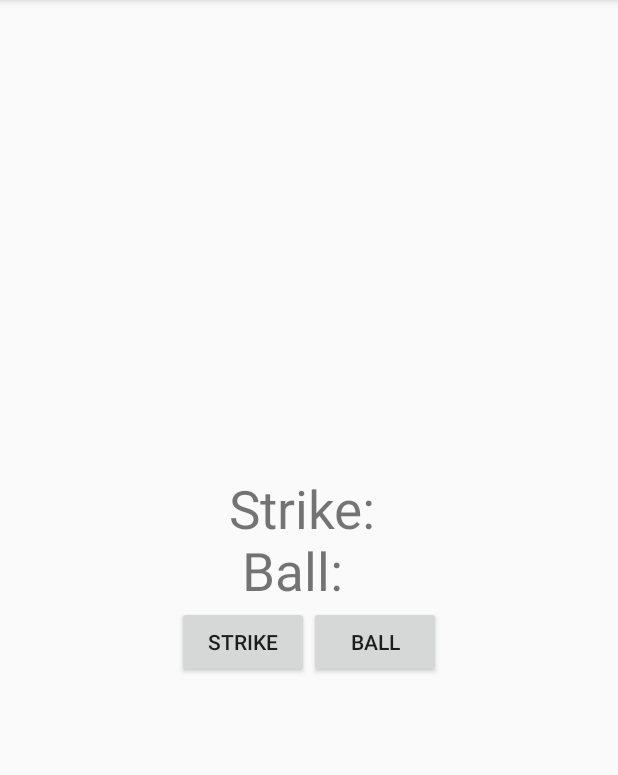
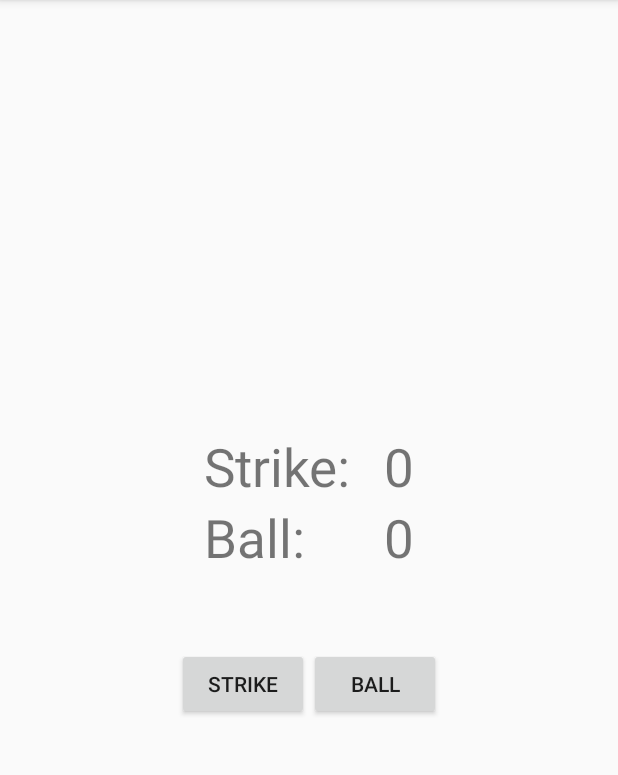
Before and after one commit to zackerydev/CS449, an Android app: the screen it shows after launch (UmpireActivity), on a phone screen of 412 x 824 dp, the part 84-859 px from its top. Run offline under Robolectric (Android 15) with nearby library versions, the phone set to English and light mode, and no system bars.

Commit message:
UmpireBuddy fully implemented

```diff
--- a/UmpireBuddy/app/src/main/java/com/zgriesinger/umpirebuddy/UmpireActivity.java
+++ b/UmpireBuddy/app/src/main/java/com/zgriesinger/umpirebuddy/UmpireActivity.java
@@ -2,12 +2,63 @@ package com.zgriesinger.umpirebuddy;
 
 import android.support.v7.app.AppCompatActivity;
 import android.os.Bundle;
+import android.view.View;
+import android.widget.Button;
+import android.widget.TextView;
+import android.widget.Toast;
 
 public class UmpireActivity extends AppCompatActivity {
-
+    private Button mStrikeButton;
+    private Button mBallButton;
     @Override
     protected void onCreate(Bundle savedInstanceState) {
+        //Basic setup to initialize the app, as well as global TextViews to update the text from
+        // the anonymous inner classes
         super.onCreate(savedInstanceState);
         setContentView(R.layout.activity_umpire);
+        final TextView strikeCount = (TextView) findViewById(R.id.strike_counter);
+        final TextView ballCount = (TextView) findViewById(R.id.ball_counter);
+
+        mBallButton = (Button) findViewById(R.id.ball_btn);
+        mBallButton.setOnClickListener(new View.OnClickListener() {
+            // Simply an anon inner class to handle the only function we need, onClick
+            @Override
+            public void onClick(View v) {
+                // Parse the data in the textView as int to increment
+                int ballInt = Integer.parseInt((String) ballCount.getText());
+                if(ballInt != 3){
+                    //If less than 3 increment
+                    ballInt++;
+                    String newCount = Integer.toString(ballInt);
+                    ballCount.setText(newCount);
+                } else {
+                    //Else toast the message
+                    Toast.makeText(UmpireActivity.this, R.string.walk_toast, Toast.LENGTH_SHORT).show();
+                    ballCount.setText("0");
+                    strikeCount.setText("0");
+                }
+            }
+        });
+
+        mStrikeButton = (Button) findViewById(R.id.strike_btn);
+        mStrikeButton.setOnClickListener(new View.OnClickListener() {
+            //Identical code just for the strike button because we have to check for less than 2
+            @Override
+            public void onClick(View v) {
+                int strikeInt = Integer.parseInt((String) strikeCount.getText());
+                if(strikeInt != 2){
+                    strikeInt++;
+                    String newCount = Integer.toString(strikeInt);
+                    strikeCount.setText(newCount);
+                } else {
+                    Toast.makeText(UmpireActivity.this, R.string.strikeout_toast, Toast.LENGTH_SHORT).show();
+                    strikeCount.setText("0");
+                    ballCount.setText("0");
+                }
+
+            }
+        });
+
+
     }
 }
--- a/UmpireBuddy/app/src/main/res/layout/activity_umpire.xml
+++ b/UmpireBuddy/app/src/main/res/layout/activity_umpire.xml
@@ -5,22 +5,62 @@
         android:layout_height="match_parent"
         android:gravity="center"
         android:orientation="vertical">
-        <TextView
+        <LinearLayout
             android:layout_width="wrap_content"
             android:layout_height="wrap_content"
-            android:text="Strike: \n Ball: "
-            android:textSize="35sp"/>
+            android:gravity="center"
+            android:orientation="horizontal"
+            android:layout_marginBottom="50sp">
+            <LinearLayout
+                android:layout_width="wrap_content"
+                android:layout_height="wrap_content"
+                android:orientation="vertical">
+                <TextView
+                    android:layout_width="match_parent"
+                    android:layout_height="wrap_content"
+                    android:text="@string/strike_display"
+                    android:textSize="35sp"/>
+                <TextView
+                    android:layout_width="match_parent"
+                    android:layout_height="wrap_content"
+                    android:text="@string/ball_display"
+                    android:textSize="35sp"/>
+
+            </LinearLayout>
+            <LinearLayout
+                android:layout_width="wrap_content"
+                android:layout_height="wrap_content"
+                android:orientation="vertical">
+                <TextView
+                    android:id="@+id/strike_counter"
+                    android:layout_width="match_parent"
+                    android:layout_height="wrap_content"
+                    android:textSize="35sp"
+                    android:text="0"/>
+
+                <TextView
+                    android:id="@+id/ball_counter"
+                    android:layout_width="match_parent"
+                    android:layout_height="wrap_content"
+                    android:textSize="35sp"
+                    android:text="0"/>
+            </LinearLayout>
+        </LinearLayout>
+
         <LinearLayout
             android:layout_width="wrap_content"
             android:layout_height="wrap_content"
             android:orientation="horizontal">
             <Button
+                android:id="@+id/strike_btn"
                 android:layout_width="match_parent"
                 android:layout_height="wrap_content"
-                android:text="@string/strike"/>
+                android:text="@string/strike_btn_str"/>
             <Button
+                android:id="@+id/ball_btn"
                 android:layout_width="match_parent"
                 android:layout_height="wrap_content"
-                android:text="@string/ball"/>
+                android:text="@string/ball_btn_str"/>
         </LinearLayout>
+
     </LinearLayout>
--- a/UmpireBuddy/app/src/main/res/values/strings.xml
+++ b/UmpireBuddy/app/src/main/res/values/strings.xml
@@ -1,5 +1,9 @@
 <resources>
     <string name="app_name">UmpireBuddy</string>
-    <string name="ball">Ball</string>
-    <string name="strike">Strike</string>
+    <string name="ball_display">Ball: \t \t</string>
+    <string name="strike_display">Strike: \t \t</string>
+    <string name="ball_btn_str">Ball</string>
+    <string name="strike_btn_str">Strike</string>
+    <string name="strikeout_toast">You\'re Out!</string>
+    <string name="walk_toast">You\'ve been walked!</string>
 </resources>
```
